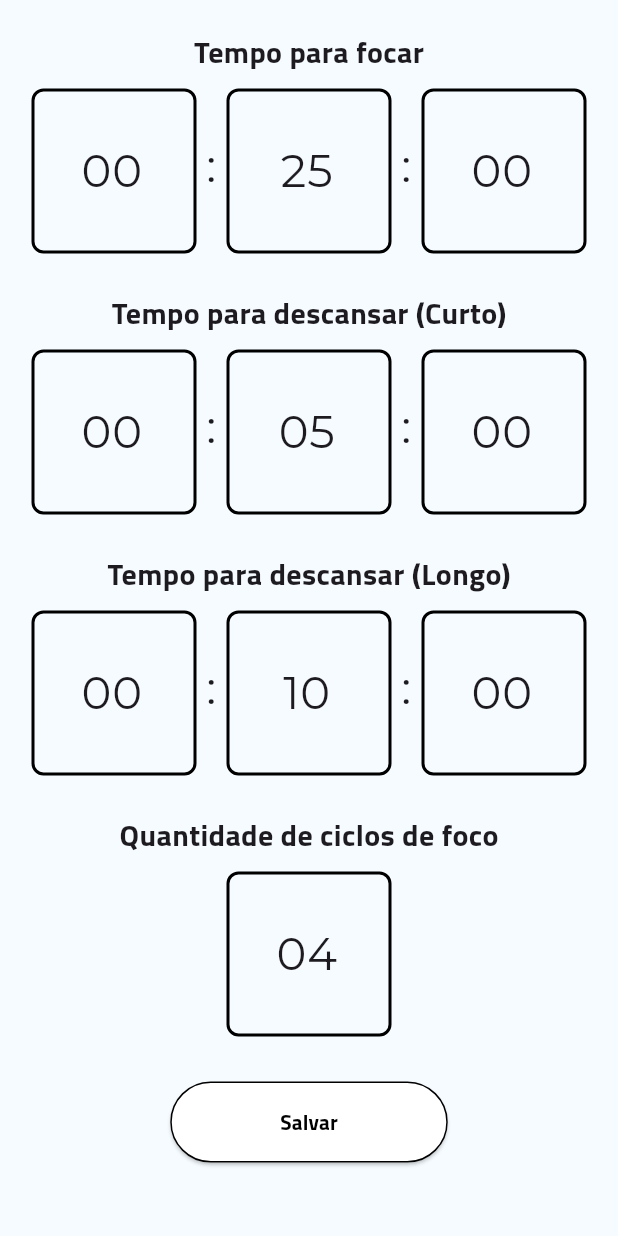
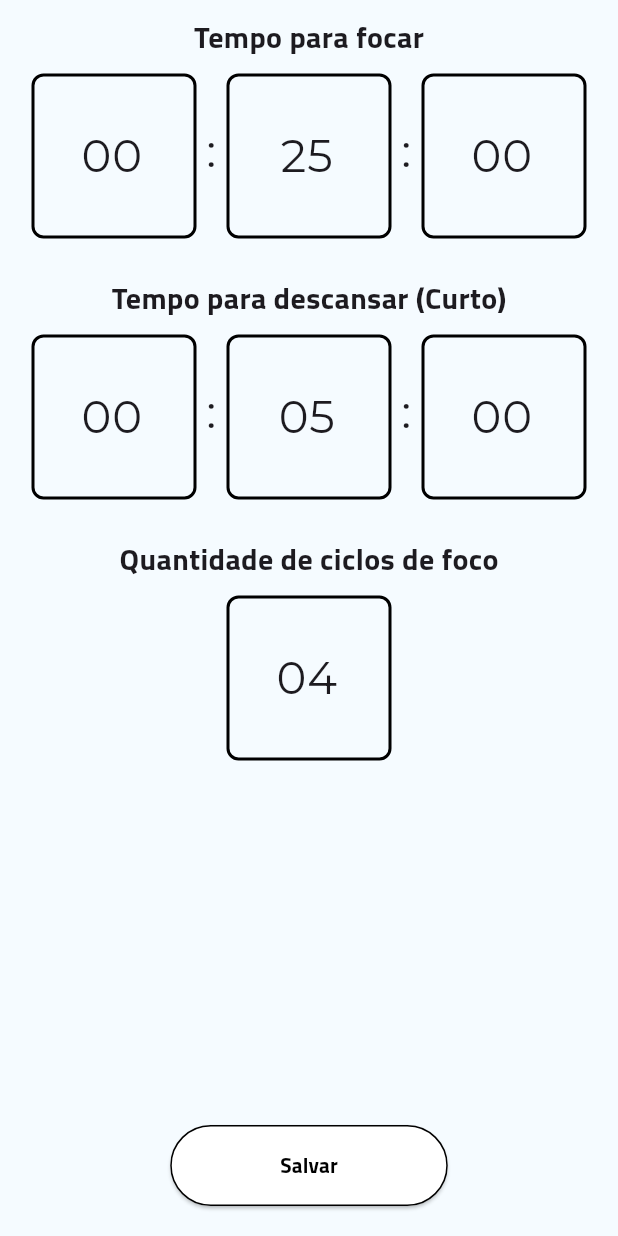
Before and after one commit to Cecote/Pomodoro_app, a Flutter app: the PomodoroConfig screen opened directly, on a phone screen of 412 x 824 dp. Run offline on Flutter 3.47's test engine with Material 3 defaults, Android fonts, the phone set to English and light mode, and no system bars; our stand-ins replace audioplayers, confetti, wakelock; project files that could hold a hidden picture were left out.

Commit message:
Rollback: Back to last save button layout on config page

```diff
--- a/lib/config-menu.dart
+++ b/lib/config-menu.dart
@@ -64,9 +64,12 @@ class _PomodoroConfigState extends State<PomodoroConfig> {
   Widget build(BuildContext context) {
     return Scaffold(
       backgroundColor: Color(0xfff5fbff),
-      body: SingleChildScrollView(
+      body: Stack(
+        children: [
+          SingleChildScrollView(
             child: Padding(
-          padding: const EdgeInsets.all(10.0),
+              padding: EdgeInsets.only(bottom: 100),
+              // Reserve espaço para o botão
               child: Column(
                 children: [
                   Container(
@@ -182,6 +185,7 @@ class _PomodoroConfigState extends State<PomodoroConfig> {
                       ),
                     ],
                   ),
+                  /*
                   SizedBox(
                     height: 15,
                   ),
@@ -240,6 +244,7 @@ class _PomodoroConfigState extends State<PomodoroConfig> {
                       ),
                     ],
                   ),
+                  */
                   SizedBox(
                     height: 15,
                   ),
@@ -264,10 +269,15 @@ class _PomodoroConfigState extends State<PomodoroConfig> {
                       ),
                     ],
                   ),
-              SizedBox(
-                height: 30,
+                ],
               ),
-              RoundButton(
+            ),
+          ),
+          Align(
+            alignment: Alignment.bottomCenter,
+            child: Padding(
+              padding: const EdgeInsets.symmetric(horizontal: 10, vertical: 20),
+              child: RoundButton(
                 text: 'Salvar',
                 onPressed: () {
                   // Implemente a lógica de salvar aqui
@@ -286,14 +296,14 @@ class _PomodoroConfigState extends State<PomodoroConfig> {
                       int.parse(longBreakHours),
                       int.parse(longBreakMinutes),
                       int.parse(longBreakSeconds),
-                    int.parse(cycles),
+                      int.parse(cycles)
                   );
                   Navigator.pop(context, focusTime);
                 },
               ),
-            ],
             ),
           ),
+        ],
       ),
     );
   }
@@ -335,7 +345,8 @@ class CustomTextField extends StatelessWidget {
         onSubmitted: (value) {
           if (value.length == 1) {
             controller.text = '0' + value;
-            onChanged('0' + value);
+            onChanged('0' +
+                value); // Ensure the state is updated with the padded value
           }
           if (value.length == 0) {
             controller.text = '00';
```
Lines whose indentation alone changed are shown as unchanged.
